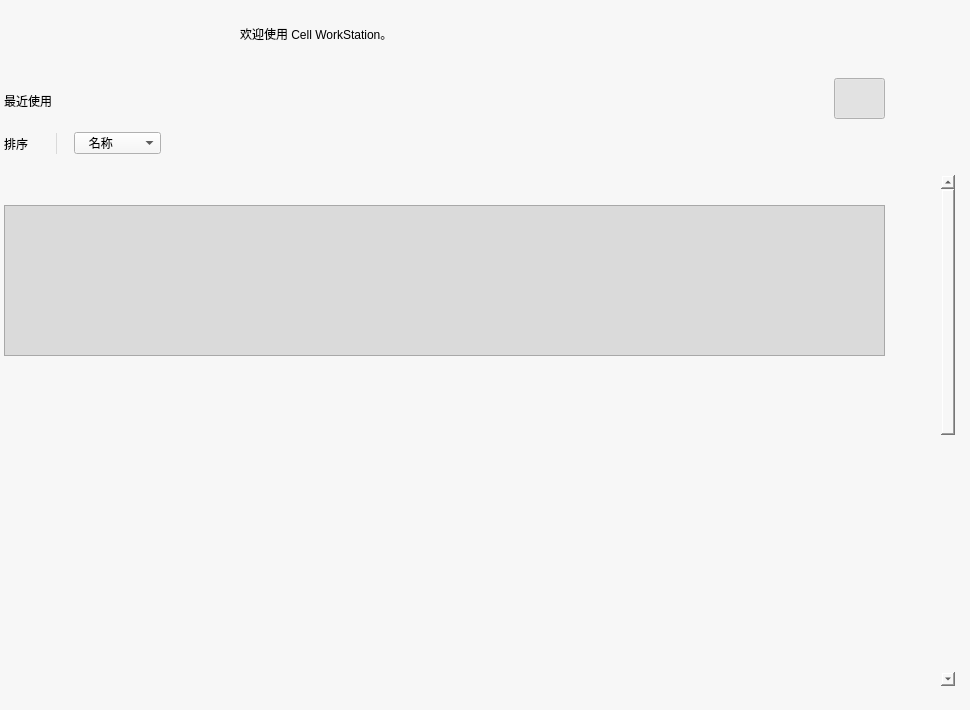
This is Forms/homepagewidget.ui in elexenon/Cell as Qt 5 draws it before an edit. The edited form follows.
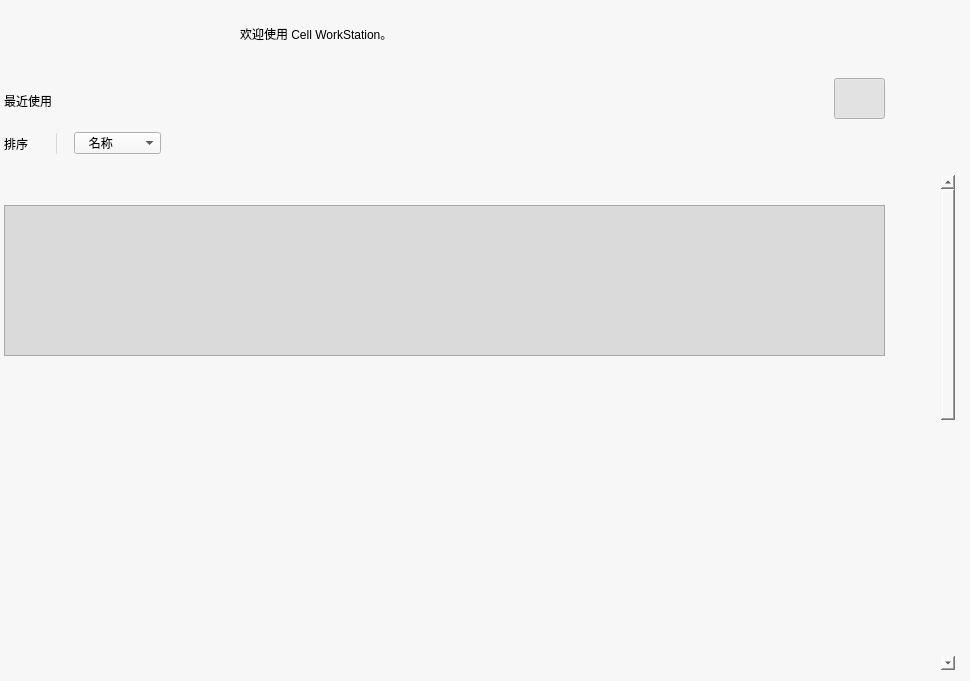
This is the edited form. Icons and pictures are not drawn.

```diff
--- a/Forms/homepagewidget.ui
+++ b/Forms/homepagewidget.ui
@@ -7,7 +7,7 @@
     <x>0</x>
     <y>0</y>
     <width>970</width>
-    <height>710</height>
+    <height>681</height>
    </rect>
   </property>
   <property name="windowTitle">
@@ -134,7 +134,7 @@
      <x>4</x>
      <y>175</y>
      <width>951</width>
-     <height>511</height>
+     <height>495</height>
     </rect>
    </property>
    <property name="frameShape">
```
